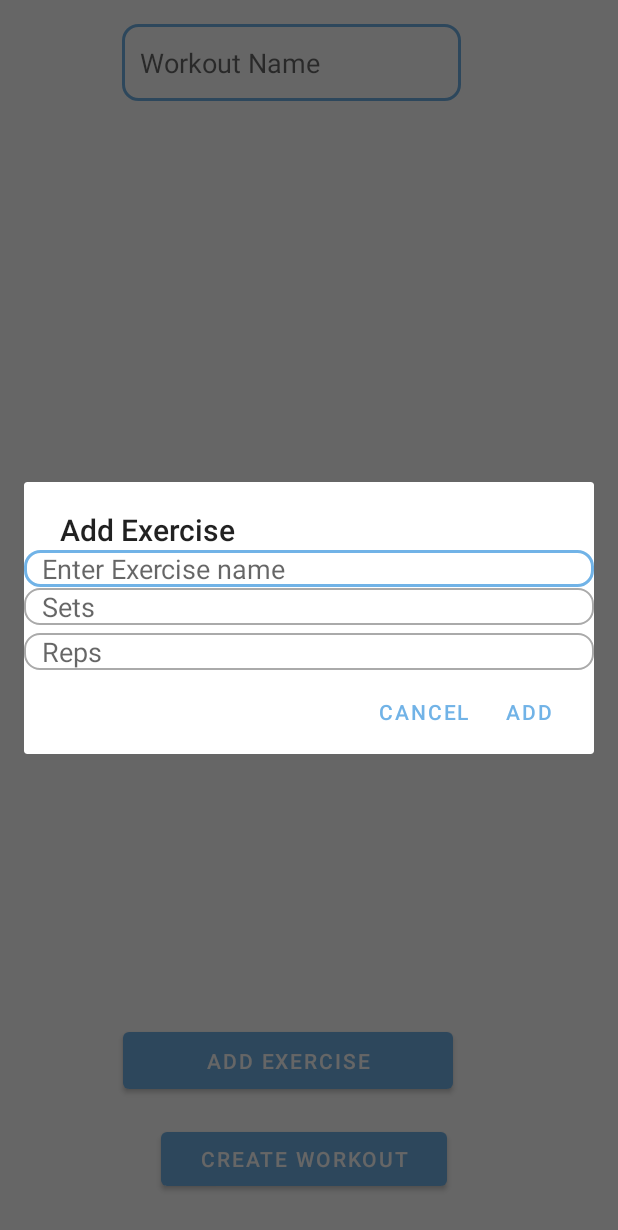
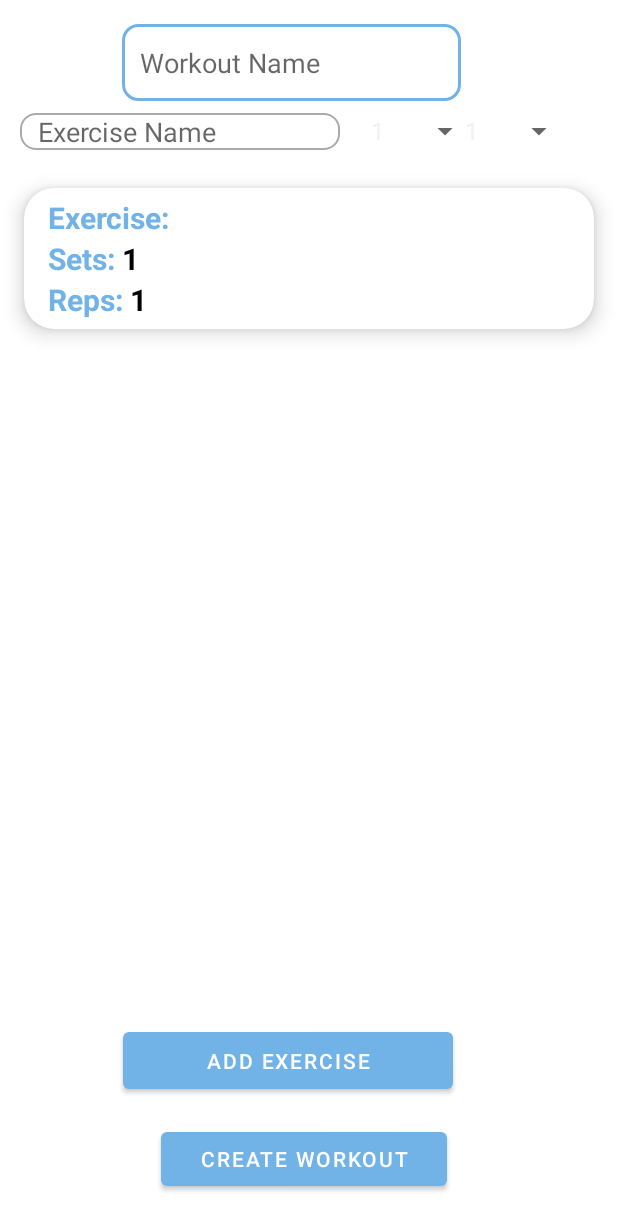
Before and after one commit to ivanstisins/YourPTNotebook, an Android app: the create_workout screen opened directly, with no data from a screen before it, after a tap on "ADD EXERCISE", on a phone screen of 412 x 824 dp. Shown: the top 1230 px of the screen. Run offline under Robolectric (Android 15) with nearby library versions, the light colour scheme and no system bars; our stand-ins replace Firebase (no records; nobody signed in at launch, a user with empty details on screens opened directly).

Commit message:
add workout function skeleton done

```diff
--- a/app/src/main/java/com/example/yourptnotebook/CreateExercise.java
+++ /dev/null
@@ -1,67 +0,0 @@
-package com.example.yourptnotebook;
-
-import android.app.AlertDialog;
-import android.app.Dialog;
-import android.content.Context;
-import android.content.DialogInterface;
-import android.os.Bundle;
-import android.view.LayoutInflater;
-import android.view.View;
-import android.widget.EditText;
-import android.widget.RelativeLayout;
-
-import androidx.annotation.NonNull;
-import androidx.annotation.Nullable;
-import androidx.appcompat.app.AppCompatDialogFragment;
-
-import com.google.firebase.auth.FirebaseAuth;
-import com.google.firebase.auth.FirebaseUser;
-import com.google.firebase.firestore.FirebaseFirestore;
-
-public class CreateExercise extends AppCompatDialogFragment {
-    EditText editExerciseName, editSets, editReps;
-
-    CreateExerciseInterface createExerciseInterface;
-    @NonNull
-    @Override
-    public Dialog onCreateDialog(@Nullable Bundle savedInstanceState) {
-        AlertDialog.Builder builder = new AlertDialog.Builder(getContext());
-        LayoutInflater inflater = getActivity().getLayoutInflater();
-        View view = inflater.inflate(R.layout.layout_addexercise, null);
-        FirebaseFirestore db = FirebaseFirestore.getInstance();
-        FirebaseUser currentUser = FirebaseAuth.getInstance().getCurrentUser();
-        builder.setView(view).setTitle("Add Exercise").setNegativeButton("Cancel", new DialogInterface.OnClickListener() {
-            @Override
-            public void onClick(DialogInterface dialogInterface, int i) {
-
-            }
-        }).setPositiveButton("Add", new DialogInterface.OnClickListener() {
-            @Override
-            public void onClick(DialogInterface dialogInterface, int i) {
-                String steExerciseName = editExerciseName.getText().toString();
-                String stSets = editSets.getText().toString();
-                String stReps = editReps.getText().toString();
-                createExerciseInterface.applyText(steExerciseName,stSets,stReps);
-            }
-        });
-
-
-        editExerciseName = view.findViewById(R.id.exercisename);
-        editSets = view.findViewById(R.id.setSets);
-        editReps = view.findViewById(R.id.setReps);
-
-
-        return builder.create();
-
-    }
-
-    @Override
-    public void onAttach(@NonNull Context context) {
-        super.onAttach(context);
-        createExerciseInterface = (CreateExerciseInterface) context;
-    }
-
-    public interface CreateExerciseInterface{
-        void applyText(String strExerciseName, String exerciseSets, String exerciseReps);
-    }
-}
--- a/app/src/main/java/com/example/yourptnotebook/Exercise.java
+++ b/app/src/main/java/com/example/yourptnotebook/Exercise.java
@@ -14,6 +14,18 @@ public class Exercise {
 
     }
 
+    public void setName(String name) {
+        this.name = name;
+    }
+
+    public void setSets(String sets) {
+        this.sets = sets;
+    }
+
+    public void setReps(String reps) {
+        this.reps = reps;
+    }
+
     public String getName() {
         return name;
     }
--- /dev/null
+++ b/app/src/main/java/com/example/yourptnotebook/ExerciseListAdapter.java
@@ -0,0 +1,58 @@
+package com.example.yourptnotebook;
+
+import android.content.Context;
+import android.view.LayoutInflater;
+import android.view.View;
+import android.view.ViewGroup;
+import android.widget.Button;
+import android.widget.TextView;
+
+import androidx.annotation.NonNull;
+import androidx.recyclerview.widget.RecyclerView;
+
+import java.util.ArrayList;
+
+public class ExerciseListAdapter extends RecyclerView.Adapter<ExerciseListAdapter.MyViewHolder> {
+
+    Context context;
+    ArrayList<Exercise> exercises;
+
+    public ExerciseListAdapter(Context context, ArrayList<Exercise> exercises) {
+        this.context = context;
+        this.exercises = exercises;
+    }
+
+    @NonNull
+    @Override
+    public ExerciseListAdapter.MyViewHolder onCreateViewHolder(@NonNull ViewGroup parent, int viewType) {
+        View view = LayoutInflater.from(context).inflate(R.layout.exercise_list,parent,false);
+        return new ExerciseListAdapter.MyViewHolder(view);
+    }
+
+    @Override
+    public void onBindViewHolder(@NonNull ExerciseListAdapter.MyViewHolder holder, int position) {
+        Exercise exercise = exercises.get(position);
+        holder.exercisen.setText(exercise.getName());
+        holder.exercisese.setText(exercise.getSets());
+        holder.exercisere.setText(exercise.getReps());
+    }
+
+    @Override
+    public int getItemCount() {
+        return exercises.size();
+    }
+
+    public static class MyViewHolder extends RecyclerView.ViewHolder{
+
+        TextView exercisen;
+        TextView exercisese;
+        TextView exercisere;
+
+        public MyViewHolder(@NonNull View itemView) {
+            super(itemView);
+            exercisen = itemView.findViewById(R.id.exerciseName);
+            exercisese = itemView.findViewById(R.id.exerciseSets);
+            exercisere = itemView.findViewById(R.id.exerciseReps);
+        }
+    }
+}
--- a/app/src/main/java/com/example/yourptnotebook/ManageClients.java
+++ b/app/src/main/java/com/example/yourptnotebook/ManageClients.java
@@ -42,9 +42,6 @@ public class ManageClients extends AppCompatActivity {
         backbutton = (ImageButton) findViewById(R.id.backbutton);
         FirebaseFirestore db = FirebaseFirestore.getInstance();
         FirebaseUser currentUser = FirebaseAuth.getInstance().getCurrentUser();
-        //ptStudentArrayList = ptrainer.getStudents();
-        //manageClientAdapter = new ManageClientAdapter(ManageClients.this,ptrainer,ptStudentArrayList);
-        //manageClientsList.setAdapter(manageClientAdapter);
         if (currentUser != null) {
             db.collection("ptrainer").addSnapshotListener(new EventListener<QuerySnapshot>() {
                 @Override
--- a/app/src/main/java/com/example/yourptnotebook/Ptrainer.java
+++ b/app/src/main/java/com/example/yourptnotebook/Ptrainer.java
@@ -12,8 +12,11 @@ public class Ptrainer {
     String id;
     String age;
     ArrayList<Student> students;
+    ArrayList<Workout> workouts;
 
-    public Ptrainer(String username, String email, String fullName,String age,String gender, String gymName, String password, String id) {
+
+
+    public Ptrainer(String username, String email, String fullName, String age, String gender, String gymName, String password, String id) {
         this.username = username;
         this.email = email;
         this.fullName = fullName;
@@ -23,6 +26,7 @@ public class Ptrainer {
         this.id = id;
         this.age =age;
         this.students = new ArrayList<Student>();
+        this.workouts = new ArrayList<Workout>();
     }
 
     public Ptrainer(){
@@ -99,4 +103,12 @@ public class Ptrainer {
         return students;
     }
 
+    public ArrayList<Workout> getWorkouts() {
+        return workouts;
+    }
+
+    public void setWorkouts(ArrayList<Workout> workouts) {
+        this.workouts = workouts;
+    }
+
 }
--- a/app/src/main/java/com/example/yourptnotebook/Workout.java
+++ b/app/src/main/java/com/example/yourptnotebook/Workout.java
@@ -7,12 +7,12 @@ public class Workout {
     String name;
     ArrayList<Exercise> exercises = new ArrayList<>();
 
-    public Workout(String name) {
+    public Workout(String name,ArrayList<Exercise> exercises) {
         this.name = name;
+        this.exercises = exercises;
     }
 
-    public void addExercise(Exercise e){
-        exercises.add(e);
+    public Workout() {
     }
 
     public ArrayList<Exercise> getExercises(){
--- a/app/src/main/java/com/example/yourptnotebook/create_workout.java
+++ b/app/src/main/java/com/example/yourptnotebook/create_workout.java
@@ -1,50 +1,129 @@
 package com.example.yourptnotebook;
 
+import androidx.annotation.NonNull;
+import androidx.appcompat.app.AlertDialog;
 import androidx.appcompat.app.AppCompatActivity;
+import androidx.recyclerview.widget.LinearLayoutManager;
+import androidx.recyclerview.widget.RecyclerView;
 
+import android.annotation.SuppressLint;
+import android.content.DialogInterface;
+import android.graphics.drawable.Drawable;
 import android.os.Bundle;
+import android.text.InputType;
 import android.view.View;
 import android.view.ViewGroup;
+import android.widget.ArrayAdapter;
 import android.widget.Button;
+import android.widget.EditText;
+import android.widget.LinearLayout;
+import android.widget.RadioButton;
+import android.widget.RadioGroup;
 import android.widget.RelativeLayout;
+import android.widget.Spinner;
 import android.widget.TextView;
+import android.widget.Toast;
 
+import com.google.android.gms.tasks.OnCompleteListener;
+import com.google.android.gms.tasks.Task;
 import com.google.firebase.auth.FirebaseAuth;
 import com.google.firebase.auth.FirebaseUser;
+import com.google.firebase.firestore.DocumentReference;
+import com.google.firebase.firestore.DocumentSnapshot;
 import com.google.firebase.firestore.FirebaseFirestore;
+import com.google.firebase.firestore.SetOptions;
 
-public class create_workout extends AppCompatActivity implements CreateExercise.CreateExerciseInterface{
+import java.util.ArrayList;
+import java.util.Arrays;
+import java.util.List;
+
+public class create_workout extends AppCompatActivity /*implements CreateExercise.CreateExerciseInterface*/{
     TextView textView;
-    RelativeLayout relativeLayout;
-    //private TextView eName, eSets, eReps;
-    public void openAddExercise(View view){
-        CreateExercise createExercise = new CreateExercise();
-        createExercise.show(getSupportFragmentManager(),"Add Exercise");
-    }
+    Button addExercise;
+    Spinner setSets;
+    Spinner setReps;
+    EditText setExerciseName, workoutName;
+    Exercise exercise;
+    ArrayList<Exercise> exercises;
+    ExerciseListAdapter exerciseListAdapter;
+    private RecyclerView exerciseList;
+    Button createWorkout;
+    Workout workout;
     @Override
     protected void onCreate(Bundle savedInstanceState) {
         super.onCreate(savedInstanceState);
         setContentView(R.layout.activity_create_workout);
-        textView = new TextView(create_workout.this);
-        relativeLayout = (RelativeLayout) findViewById(R.id.mylayout);
-        //eName = findViewById(R.id.ExerciseName);
-        //eSets = findViewById(R.id.ExerciseSets);
-        //eReps = findViewById(R.id.ExerciseReps);
+        exerciseList = findViewById(R.id.ExerciseList);
+        exerciseList.setHasFixedSize(true);
+        exerciseList.setLayoutManager(new LinearLayoutManager(this));
         FirebaseFirestore db = FirebaseFirestore.getInstance();
         FirebaseUser currentUser = FirebaseAuth.getInstance().getCurrentUser();
-        if(currentUser == null){
-            //System.out.println(eName.getText());
-            //relativeLayout.addView(textView);
+        textView = new TextView(create_workout.this);
+        setExerciseName = findViewById(R.id.setExerciseName);
+        addExercise = findViewById(R.id.addExercise);
+        createWorkout = findViewById(R.id.createWorkout);
+        workoutName = findViewById(R.id.WorkoutName);
+        exercises = new ArrayList<>();
+        List<Integer> sets = Arrays.asList(1,2,3,4,5,6,7,8,9,10);
+        List<Integer> reps = Arrays.asList(1,2,3,4,5,6,7,8,9,10,11,12,13,14,15,16,17,18,19,20);
+        setSets = findViewById(R.id.setSetsSpinner);
+        ArrayAdapter adapter = new ArrayAdapter(getApplicationContext(), android.R.layout.simple_spinner_item,sets);
+        adapter.setDropDownViewResource(android.R.layout.simple_spinner_dropdown_item);
+        setSets.setAdapter(adapter);
+        setReps = findViewById(R.id.setRepsSpinner);
+        ArrayAdapter adapter1 = new ArrayAdapter(getApplicationContext(), android.R.layout.simple_spinner_item,reps);
+        adapter1.setDropDownViewResource(android.R.layout.simple_spinner_dropdown_item);
+        setReps.setAdapter(adapter1);
+
+
+
+        if(currentUser != null){
+            addExercise.setOnClickListener(new View.OnClickListener() {
+                @Override
+                public void onClick(View view) {
+                    String strsetExerciseName = setExerciseName.getText().toString();
+                    String strSets = setSets.getSelectedItem().toString();
+                    String strReps = setReps.getSelectedItem().toString();
+                    exercise = new Exercise();
+                    exercise.setName(strsetExerciseName);
+                    exercise.setSets(strSets);
+                    exercise.setReps(strReps);
+                    exercises.add(exercise);
+                    exerciseListAdapter.notifyDataSetChanged();
+
+                }
+            });
+            exercises = new ArrayList<>();
+            exerciseListAdapter = new ExerciseListAdapter(create_workout.this,exercises);
+            exerciseList.setAdapter(exerciseListAdapter);
+
+            createWorkout.setOnClickListener(new View.OnClickListener() {
+                @Override
+                public void onClick(View view) {
+                    String strworkoutname = workoutName.getText().toString();
+                    workout = new Workout(strworkoutname, exercises);
+
+                    DocumentReference dr = db.collection("ptrainer").document(currentUser.getUid());
+                    dr.get().addOnCompleteListener(new OnCompleteListener<DocumentSnapshot>() {
+                        @Override
+                        public void onComplete(@NonNull Task<DocumentSnapshot> task) {
+                            if (task.isSuccessful()) {
+                                DocumentSnapshot document = task.getResult();
+                                if(document.exists()){
+                                    //email.setText(document.getString("Username"));
+                                    Ptrainer ptrainer = document.toObject(Ptrainer.class);
+                                    ptrainer.workouts.add(workout);
+                                    db.collection("ptrainer").document(currentUser.getUid())
+                                            .set(ptrainer, SetOptions.merge());
+                                }
+                            }
+                        }
+                    });
+                }
+            });
+
+
         }
     }
 
-    @Override
-    public void applyText(String strExerciseName, String exerciseSets, String exerciseReps) {
-        textView.setText(strExerciseName+"\n"+exerciseSets+"\n"+exerciseReps);
-        if (textView.getParent() != null) {
-            ViewGroup parent = (ViewGroup) textView.getParent();
-            parent.removeAllViews();
-        }
-        relativeLayout.addView(textView);
-    }
 }
--- a/app/src/main/res/layout/activity_create_workout.xml
+++ b/app/src/main/res/layout/activity_create_workout.xml
@@ -2,9 +2,11 @@
 <RelativeLayout xmlns:android="http://schemas.android.com/apk/res/android"
     xmlns:app="http://schemas.android.com/apk/res-auto"
     xmlns:tools="http://schemas.android.com/tools"
+    android:id="@+id/exercisesList"
     android:layout_width="match_parent"
     android:layout_height="match_parent"
     tools:context=".create_workout">
+
 
     <EditText
         android:id="@+id/WorkoutName"
@@ -14,52 +16,13 @@
         android:layout_centerHorizontal="true"
         android:layout_marginStart="81dp"
         android:layout_marginTop="16dp"
+        android:background="@drawable/custom_textbox"
+        android:ems="10"
+        android:hint="Workout Name"
+        android:inputType="text"
         android:paddingStart="12dp"
-        android:ems="10"
-        android:background="@drawable/custom_textbox"
-        android:inputType="text"
-        android:hint="Workout Name"
         app:layout_constraintStart_toStartOf="parent"
         app:layout_constraintTop_toTopOf="parent" />
-
-
-    <ScrollView
-        android:layout_width="match_parent"
-        android:layout_height="480dp"
-        android:layout_above="@id/addExercise"
-        android:layout_below="@id/WorkoutName"
-        android:layout_alignParentStart="true"
-        android:layout_alignParentEnd="true"
-        android:layout_centerHorizontal="true"
-        android:layout_marginStart="0dp"
-        android:layout_marginTop="7dp"
-        android:layout_marginEnd="0dp"
-        android:layout_marginBottom="16dp">
-
-        <RelativeLayout
-            android:layout_width="match_parent"
-            android:layout_height="match_parent"
-            android:id = "@+id/mylayout">
-
-            <!--<TextView
-                android:id="@+id/ExerciseName"
-                android:layout_width="120dp"
-                android:layout_height="40dp" />
-
-            <TextView
-                android:id="@+id/ExerciseSets"
-                android:layout_width="120dp"
-                android:layout_height="40dp"
-                android:layout_below="@id/ExerciseName" />
-
-            <TextView
-                android:id="@+id/ExerciseReps"
-                android:layout_width="120dp"
-                android:layout_height="40dp"
-                android:layout_below="@id/ExerciseSets"/> -->
-
-        </RelativeLayout>
-    </ScrollView>
 
     <Button
         android:id="@+id/addExercise"
@@ -70,8 +33,8 @@
         android:layout_centerHorizontal="true"
         android:layout_marginStart="82dp"
         android:layout_marginBottom="92dp"
-        android:text="add Exercise"
-        android:onClick="openAddExercise"/>
+        android:text="add Exercise" />
+    <!--android:onClick="openAddExercise"-->
 
     <Button
         android:id="@+id/createWorkout"
@@ -87,4 +50,47 @@
         android:text="create workout" />
 
 
+    <Spinner
+        android:id="@+id/setSetsSpinner"
+        android:layout_width="wrap_content"
+        android:layout_height="wrap_content"
+        android:layout_alignParentStart="true"
+        android:layout_alignParentTop="true"
+        android:layout_centerHorizontal="true"
+        android:layout_marginStart="239dp"
+        android:layout_marginTop="75dp" />
+
+    <Spinner
+        android:id="@+id/setRepsSpinner"
+        android:layout_width="wrap_content"
+        android:layout_height="wrap_content"
+        android:layout_alignParentStart="true"
+        android:layout_alignParentTop="true"
+        android:layout_marginStart="302dp"
+        android:layout_marginTop="75dp" />
+
+    <EditText
+        android:id="@+id/setExerciseName"
+        android:layout_width="wrap_content"
+        android:layout_height="wrap_content"
+        android:layout_alignParentStart="true"
+        android:layout_alignParentTop="true"
+        android:layout_marginStart="13dp"
+        android:layout_marginTop="75dp"
+        android:background="@drawable/custom_textbox"
+        android:ems="10"
+        android:hint="Exercise Name"
+        android:inputType="text"
+        android:paddingStart="12dp" />
+
+    <androidx.recyclerview.widget.RecyclerView
+        android:id="@+id/ExerciseList"
+        android:layout_width="match_parent"
+        android:layout_height="386dp"
+        android:layout_alignParentStart="true"
+        android:layout_alignParentTop="true"
+        android:layout_marginStart="0dp"
+        android:layout_marginTop="109dp" />
+
+
 </RelativeLayout>
--- /dev/null
+++ b/app/src/main/res/layout/exercise_list.xml
@@ -0,0 +1,97 @@
+<?xml version="1.0" encoding="utf-8"?>
+<androidx.cardview.widget.CardView xmlns:android="http://schemas.android.com/apk/res/android"
+    android:layout_width="match_parent"
+    android:layout_height="wrap_content"
+    xmlns:app = "http://schemas.android.com/apk/res-auto"
+    app:cardElevation = "8dp"
+    app:cardCornerRadius="20dp"
+    android:layout_margin="16dp">
+
+    <LinearLayout
+        android:layout_width="wrap_content"
+        android:layout_height="wrap_content"
+        android:layout_marginStart="16dp"
+        android:layout_marginVertical="6dp"
+        android:orientation="vertical">
+
+        <LinearLayout
+            android:layout_width="wrap_content"
+            android:layout_height="wrap_content"
+            android:layout_gravity="center_vertical"
+            android:orientation="horizontal">
+
+            <TextView
+                android:layout_width="wrap_content"
+                android:layout_height="wrap_content"
+                android:text="Exercise: "
+                android:textColor="@color/blue_100"
+                android:textSize="20sp"
+                android:textStyle="bold"/>
+
+            <TextView
+                android:layout_width="wrap_content"
+                android:layout_height="wrap_content"
+                android:text="Exercisename"
+                android:id="@+id/exerciseName"
+                android:textColor="@color/black"
+                android:textSize="20sp"
+                android:textStyle="bold"/>
+
+
+        </LinearLayout>
+
+        <LinearLayout
+            android:layout_width="wrap_content"
+            android:layout_height="wrap_content"
+            android:layout_gravity="center_vertical"
+            android:orientation="horizontal">
+
+            <TextView
+                android:layout_width="wrap_content"
+                android:layout_height="wrap_content"
+                android:text="Sets: "
+                android:textColor="@color/blue_100"
+                android:textSize="20sp"
+                android:textStyle="bold"/>
+
+            <TextView
+                android:layout_width="wrap_content"
+                android:layout_height="wrap_content"
+                android:text="sets"
+                android:id="@+id/exerciseSets"
+                android:textColor="@color/black"
+                android:textSize="20sp"
+                android:textStyle="bold"/>
+
+
+        </LinearLayout>
+
+        <LinearLayout
+            android:layout_width="wrap_content"
+            android:layout_height="wrap_content"
+            android:layout_gravity="center_vertical"
+            android:orientation="horizontal">
+
+            <TextView
+                android:layout_width="wrap_content"
+                android:layout_height="wrap_content"
+                android:text="Reps: "
+                android:textColor="@color/blue_100"
+                android:textSize="20sp"
+                android:textStyle="bold"/>
+
+            <TextView
+                android:layout_width="wrap_content"
+                android:layout_height="wrap_content"
+                android:text="reps"
+                android:id="@+id/exerciseReps"
+                android:textColor="@color/black"
+                android:textSize="20sp"
+                android:textStyle="bold"/>
+
+
+        </LinearLayout>
+
+    </LinearLayout>
+
+</androidx.cardview.widget.CardView>
--- a/app/src/main/res/layout/layout_addexercise.xml
+++ /dev/null
@@ -1,39 +0,0 @@
-<?xml version="1.0" encoding="utf-8"?>
-<RelativeLayout xmlns:android="http://schemas.android.com/apk/res/android"
-    android:layout_width="match_parent"
-    android:layout_height="match_parent"
-    android:id="@+id/rlayout">
-
-
-    <EditText
-        android:id="@+id/exercisename"
-        android:layout_width="match_parent"
-        android:layout_height="wrap_content"
-        android:background="@drawable/custom_textbox"
-        android:hint="Enter Exercise name"
-        android:paddingStart="12dp" />
-
-    <EditText
-        android:layout_width="match_parent"
-        android:layout_height="wrap_content"
-        android:id="@+id/setSets"
-        android:hint="Sets"
-        android:paddingStart="12dp"
-        android:background="@drawable/custom_textbox"
-        android:layout_alignParentStart="true"
-        android:layout_alignParentTop="true"
-        android:layout_marginTop="25dp" />
-
-    <EditText
-        android:id="@+id/setReps"
-        android:layout_width="match_parent"
-        android:layout_height="wrap_content"
-        android:layout_alignParentStart="true"
-        android:layout_alignParentTop="true"
-        android:layout_marginStart="0dp"
-        android:layout_marginTop="55dp"
-        android:background="@drawable/custom_textbox"
-        android:hint="Reps"
-        android:paddingStart="12dp" />
-
-</RelativeLayout>
```
